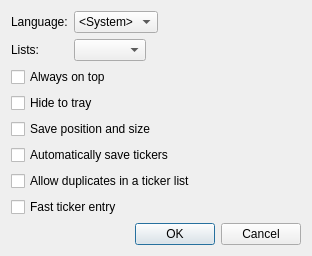
Old version of the form options.ui in the repository HappySeaFox/tht.
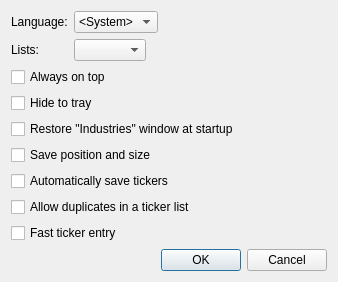
New version of the form.

Commit message: Added option "Restore "Industries" window at startup"

Patch:
```diff
--- a/options.ui
+++ b/options.ui
@@ -6,8 +6,8 @@
    <rect>
     <x>0</x>
     <y>0</y>
-    <width>312</width>
-    <height>239</height>
+    <width>338</width>
+    <height>262</height>
    </rect>
   </property>
   <property name="windowTitle">
@@ -81,35 +81,35 @@
      </property>
     </widget>
    </item>
-   <item row="3" column="0" colspan="2">
+   <item row="4" column="0" colspan="2">
     <widget class="QCheckBox" name="checkSave">
      <property name="text">
       <string>Save position and size</string>
      </property>
     </widget>
    </item>
-   <item row="4" column="0" colspan="2">
+   <item row="5" column="0" colspan="2">
     <widget class="QCheckBox" name="checkSaveTickers">
      <property name="text">
       <string>Automatically save tickers</string>
      </property>
     </widget>
    </item>
-   <item row="5" column="0" colspan="2">
+   <item row="6" column="0" colspan="2">
     <widget class="QCheckBox" name="checkAllowDups">
      <property name="text">
       <string>Allow duplicates in a ticker list</string>
      </property>
     </widget>
    </item>
-   <item row="6" column="0" colspan="2">
+   <item row="7" column="0" colspan="2">
     <widget class="QCheckBox" name="checkMini">
      <property name="text">
       <string>Fast ticker entry</string>
      </property>
     </widget>
    </item>
-   <item row="7" column="1">
+   <item row="8" column="1">
     <spacer name="verticalSpacer">
      <property name="orientation">
       <enum>Qt::Vertical</enum>
@@ -122,7 +122,7 @@
      </property>
     </spacer>
    </item>
-   <item row="8" column="0" colspan="2">
+   <item row="9" column="0" colspan="2">
     <widget class="QDialogButtonBox" name="buttonBox">
      <property name="orientation">
       <enum>Qt::Horizontal</enum>
@@ -132,6 +132,13 @@
      </property>
     </widget>
    </item>
+   <item row="3" column="0" colspan="2">
+    <widget class="QCheckBox" name="checkRestore">
+     <property name="text">
+      <string>Restore &quot;Industries&quot; window at startup</string>
+     </property>
+    </widget>
+   </item>
   </layout>
  </widget>
  <tabstops>
```
Left out of the diff: 1 changed line with no effect on the pictures. The commit also changes 7 other files.
